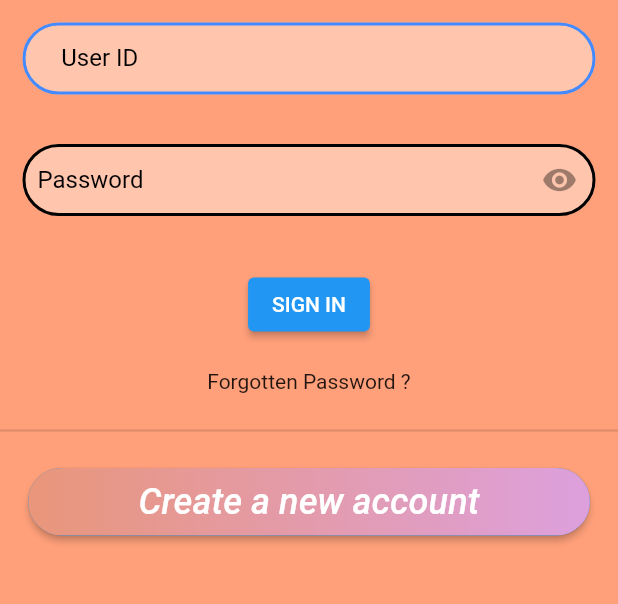
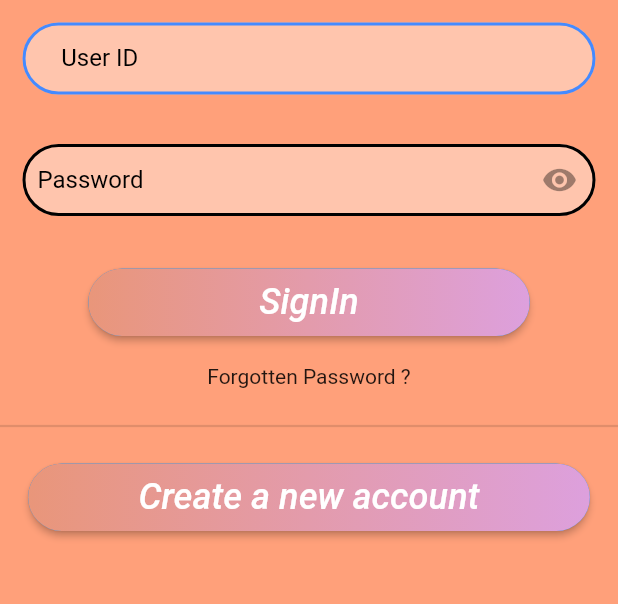
Before and after one commit to Native-Programmers/gym2gym, a Flutter app: the screen it shows after launch, on a phone screen of 412 x 824 dp, the part 412-1016 px from its top. Run offline on Flutter 3.47's test engine with Material 2 defaults, Android fonts, the light colour scheme and no system bars; our stand-ins replace cloud_firestore, dropdown_search, firebase_auth, firebase_core, flutter_easyloading; accounts and stored records are empty.

Commit message:
successful login

```diff
--- a/lib/Buttons/LoginButton.dart
+++ b/lib/Buttons/LoginButton.dart
@@ -30,7 +30,7 @@ class LoginButton extends StatelessWidget {
             width: screenWidth,
             height: 100,
             alignment: Alignment.center,
-            child: Text(
+            child: const Text(
               'SignIn',
               style: TextStyle(fontSize: 24, fontStyle: FontStyle.italic),
             ),
--- a/lib/screens/LoginPage.dart
+++ b/lib/screens/LoginPage.dart
@@ -7,6 +7,7 @@ import 'package:gymtogym/Buttons/CreateAccountButton.dart';
 // import 'package:gymtogym/Buttons/LoginButton.dart';
 import 'package:gymtogym/ProjectAssets/functions.dart';
 import 'package:flutter/material.dart';
+import 'package:gymtogym/screens/SignupPage.dart';
 import '../main.dart';
 
 bool hide = true;
@@ -55,10 +56,14 @@ class _signInPageState extends State<signInPage> {
                   textAlign: TextAlign.center,
                   controller: _id,
                   enabled: isIdActive,
-                  onEditingComplete: () {
+                  onChanged: (value) {
+                    if (value.length >= 8) {}
+                  },
+                  onEditingComplete: () async {
+                    EasyLoading.show();
+
                     try {
-                      EasyLoading.show();
-                      fdata
+                      await fdata
                           .collection('userinfo')
                           .doc(_id.text)
                           .get()
@@ -68,14 +73,15 @@ class _signInPageState extends State<signInPage> {
                           isPasswordActive = true;
                           isIdActive = false;
                         });
-                        print(user_email);
                         EasyLoading.showSuccess('User found');
                         return;
                       }).onError((error, stackTrace) {
+                        EasyLoading.dismiss();
                         EasyLoading.showError('Unable to locate user');
                       });
                     } catch (e) {
                       EasyLoading.showError(e.toString());
+                      EasyLoading.dismiss();
                     }
                   },
                   decoration: InputDecoration(
@@ -162,7 +168,10 @@ class _signInPageState extends State<signInPage> {
                 ),
               ),
               getSizedBox(20),
-              ElevatedButton(
+              SizedBox(
+                width: screenWidth / 1.4,
+                height: 45,
+                child: ElevatedButton(
                   onPressed: () async {
                     try {
                       if (_formKey.currentState!.validate()) {
@@ -176,11 +185,12 @@ class _signInPageState extends State<signInPage> {
                               .then(
                                 (value) =>
                                     EasyLoading.showSuccess('Login Successful')
-                                        .onError(
-                                  (error, stackTrace) => EasyLoading.showError(
+                                        .onError((error, stackTrace) {
+                                  EasyLoading.showError(
                                     error.toString(),
-                                  ),
-                                ),
+                                  );
+                                  EasyLoading.dismiss();
+                                }),
                               );
                         } on FirebaseAuthException catch (e) {
                           if (e.code == 'user-not-found') {
@@ -194,7 +204,28 @@ class _signInPageState extends State<signInPage> {
                       print(e);
                     }
                   },
-                  child: const Text('SIGN IN')),
+                  style: ElevatedButton.styleFrom(
+                      padding: EdgeInsets.zero,
+                      shape: RoundedRectangleBorder(
+                          borderRadius: BorderRadius.circular(40))),
+                  child: Ink(
+                    decoration: BoxDecoration(
+                        gradient:
+                            LinearGradient(colors: [buttonOne, buttonTwo]),
+                        borderRadius: BorderRadius.circular(40)),
+                    child: Container(
+                      width: screenWidth,
+                      height: 100,
+                      alignment: Alignment.center,
+                      child: const Text(
+                        'SignIn',
+                        style: TextStyle(
+                            fontSize: 24, fontStyle: FontStyle.italic),
+                      ),
+                    ),
+                  ),
+                ),
+              ),
               // const LoginButton(),
               const Divider(
                 height: 15,
@@ -206,7 +237,38 @@ class _signInPageState extends State<signInPage> {
                 child: const Text('Forgotten Password ?'),
               ),
               getDivider(50, 1.5),
-              const CreateAccountButton(),
+              SizedBox(
+                width: screenWidth / 1.1,
+                height: 45,
+                child: ElevatedButton(
+                  onPressed: () {
+                    Navigator.push(
+                      context,
+                      MaterialPageRoute(builder: (context) => SignUpPage()),
+                    );
+                  },
+                  style: ElevatedButton.styleFrom(
+                      padding: EdgeInsets.zero,
+                      shape: RoundedRectangleBorder(
+                          borderRadius: BorderRadius.circular(40))),
+                  child: Ink(
+                    decoration: BoxDecoration(
+                        gradient:
+                            LinearGradient(colors: [buttonOne, buttonTwo]),
+                        borderRadius: BorderRadius.circular(40)),
+                    child: Container(
+                      width: screenWidth,
+                      height: 100,
+                      alignment: Alignment.center,
+                      child: const Text(
+                        'Create a new account',
+                        style: TextStyle(
+                            fontSize: 24, fontStyle: FontStyle.italic),
+                      ),
+                    ),
+                  ),
+                ),
+              ),
             ],
           ),
         ),
```
Also changed, not shown: lib/screens/SignupPage.dart (+20 -31 lines), pubspec.yaml (+15 -1 lines), pubspec.lock, 27 other files.
